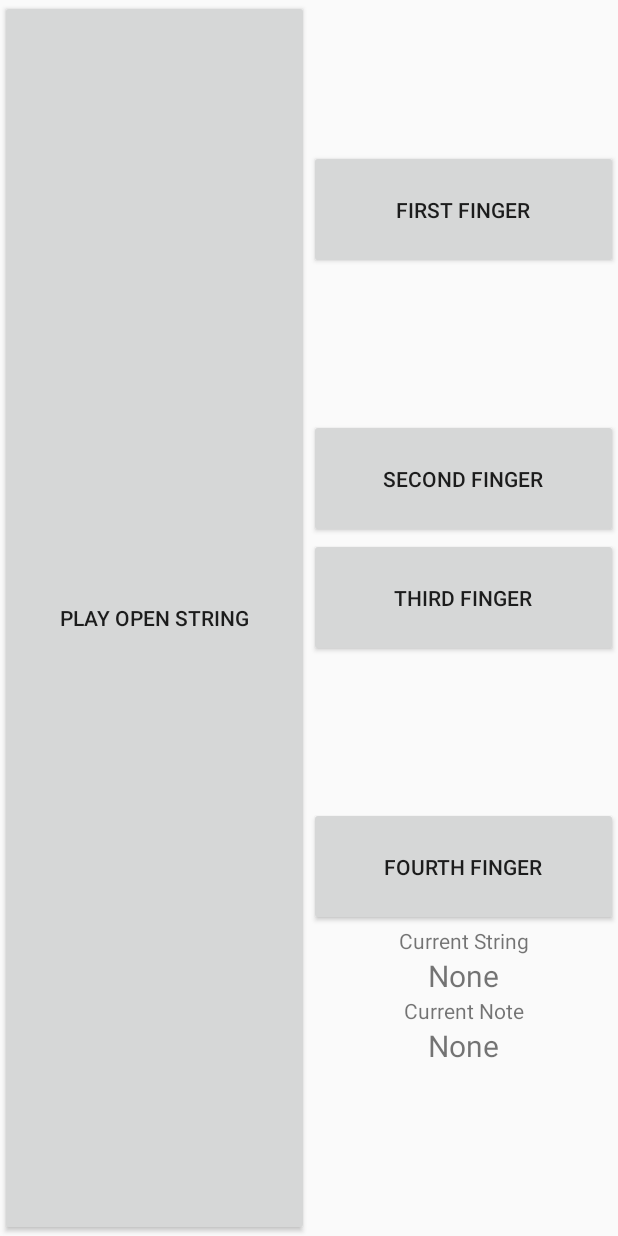
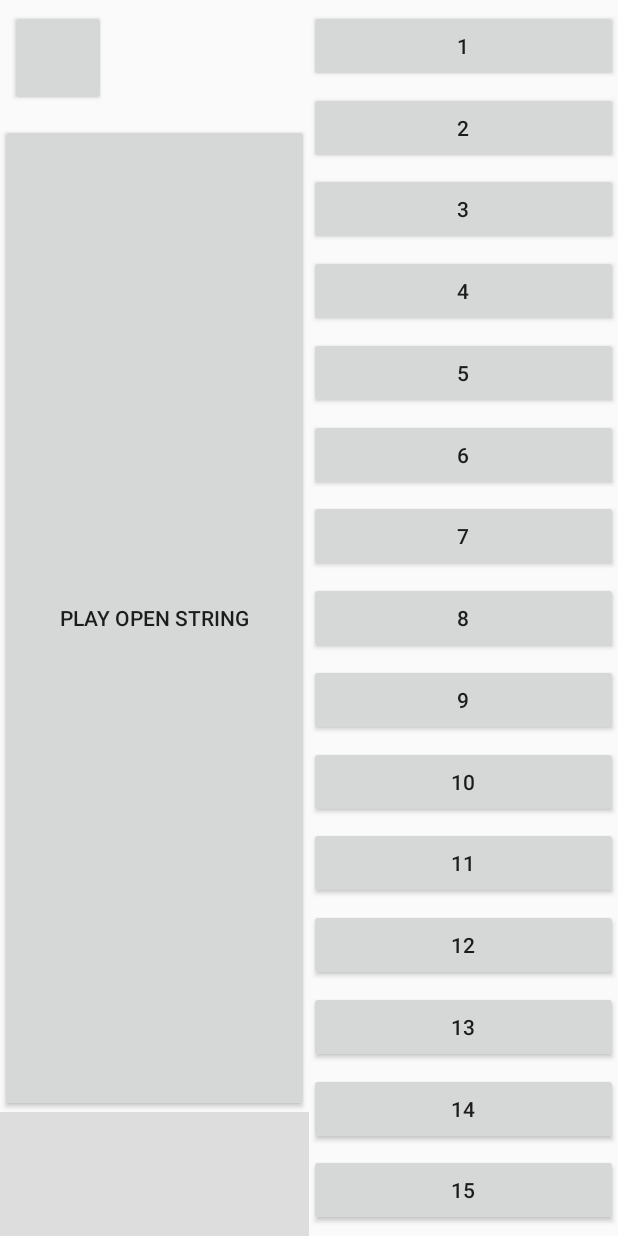
Before and after one commit to kash-patel/Violinistica, an Android app: the layout activity_main.xml on its own in the app's theme, with its tools: preview values and no code run, on a phone screen of 412 x 824 dp. Run offline under Robolectric (Android 15) with nearby library versions, the phone set to English and light mode, and no system bars.

```diff
--- a/app/build.gradle
+++ b/app/build.gradle
@@ -31,4 +31,5 @@ dependencies {
     testImplementation 'junit:junit:4.13'
     androidTestImplementation 'androidx.test.ext:junit:1.1.1'
     androidTestImplementation 'androidx.test.espresso:espresso-core:3.2.0'
+    implementation 'com.google.android.material:material:1.1.0'
 }
--- /dev/null
+++ b/app/src/main/java/com/kashithekash/testapp/Calibrate.java
@@ -0,0 +1,4 @@
+package com.kashithekash.testapp;
+
+public class Calibrate {
+}
--- /dev/null
+++ b/app/src/main/java/com/kashithekash/testapp/ChangeStringTiltRange.java
@@ -0,0 +1,4 @@
+package com.kashithekash.testapp;
+
+public class ChangeStringTiltRange {
+}
--- /dev/null
+++ b/app/src/main/java/com/kashithekash/testapp/ConfigureGUI.java
@@ -0,0 +1,4 @@
+package com.kashithekash.testapp;
+
+public class ConfigureGUI {
+}
--- /dev/null
+++ b/app/src/main/java/com/kashithekash/testapp/CustomiseMode.java
@@ -0,0 +1,4 @@
+package com.kashithekash.testapp;
+
+public class CustomiseMode {
+}
--- a/app/src/main/java/com/kashithekash/testapp/MainActivity.java
+++ b/app/src/main/java/com/kashithekash/testapp/MainActivity.java
@@ -24,14 +24,8 @@ import static android.view.View.*;
 public class MainActivity extends AppCompatActivity {
 
     // GUI stuff; this will all get prettified eventually
-    Button playOpenString;
-    Button firstFinger;
-    Button secondFinger;
-    Button thirdFinger;
-    Button fourthFinger;
-
-    TextView currentStringText;
-    TextView currentNoteText;
+    Button playOpenString, firstFinger, secondFinger, thirdFinger, fourthFinger;
+    TextView currentStringText, currentNoteText;
 
     // Sensor stuff
     SensorManager sensorManager;
@@ -69,7 +63,7 @@ public class MainActivity extends AppCompatActivity {
         sensorManager = (SensorManager) getSystemService(Context.SENSOR_SERVICE);
         rvSensor = sensorManager.getDefaultSensor(Sensor.TYPE_ROTATION_VECTOR);
 
-        playOpenString = (Button) findViewById(R.id.playOpenString);
+        playOpenString = (Button) findViewById(R.id.playOpenStringButton);
         firstFinger = (Button) findViewById(R.id.firstFinger);
         secondFinger = (Button) findViewById(R.id.secondFinger);
         thirdFinger = (Button) findViewById(R.id.thirdFinger);
--- /dev/null
+++ b/app/src/main/java/com/kashithekash/testapp/PlayMode.java
@@ -0,0 +1,4 @@
+package com.kashithekash.testapp;
+
+public class PlayMode {
+}
--- /dev/null
+++ b/app/src/main/java/com/kashithekash/testapp/PlayNotes.java
@@ -0,0 +1,4 @@
+package com.kashithekash.testapp;
+
+public class PlayNotes {
+}
--- a/app/src/main/res/layout/activity_main.xml
+++ b/app/src/main/res/layout/activity_main.xml
@@ -1,4 +1,5 @@
 <?xml version="1.0" encoding="utf-8"?>
+
 <LinearLayout xmlns:android="http://schemas.android.com/apk/res/android"
     xmlns:app="http://schemas.android.com/apk/res-auto"
     xmlns:tools="http://schemas.android.com/tools"
@@ -7,69 +8,194 @@
     android:orientation="horizontal"
     tools:context=".MainActivity">
 
-    <Button
-        android:id="@+id/playOpenString"
-        android:layout_weight="0.5"
-        android:layout_width="0dp"
-        android:layout_height="match_parent"
-        android:text="Play Open String"/>
-
-    <LinearLayout
-        android:layout_width="0dp"
+    <androidx.constraintlayout.widget.ConstraintLayout
+        android:id="@+id/noteButtonContainer"
+        android:layout_width="match_parent"
         android:layout_height="match_parent"
         android:layout_weight="0.5"
         android:orientation="vertical">
 
         <Button
-            android:id="@+id/firstFinger"
-            android:layout_width="match_parent"
+            android:id="@+id/modeToggleButton"
+            android:layout_width="64dp"
+            android:layout_height="64dp"
+            android:layout_marginLeft="10px"
+            android:layout_marginTop="10px"
+            app:layout_constraintLeft_toLeftOf="parent"
+            app:layout_constraintTop_toTopOf="parent"
+            />
+
+        <Button
+            android:id="@+id/playOpenStringButton"
+            android:layout_width="0dp"
+            android:layout_height="0dp"
+            android:text="Play Open String"
+            app:layout_constraintWidth_percent="0.5"
+            app:layout_constraintHeight_percent="0.8"
+            app:layout_constraintLeft_toLeftOf="parent"
+            app:layout_constraintTop_toTopOf="parent"
+            app:layout_constraintBottom_toBottomOf="parent"/>
+
+        <Button
+            android:id="@+id/noteButton1"
+            android:layout_width="0dp"
             android:layout_height="wrap_content"
-            android:layout_marginTop="100dp"
-            android:paddingVertical="30dp"
-            android:text="First Finger" />
+            android:text="1"
+            app:layout_constraintLeft_toRightOf="@id/playOpenStringButton"
+            app:layout_constraintRight_toRightOf="parent"
+            app:layout_constraintTop_toTopOf="parent"
+            app:layout_constraintBottom_toTopOf="@id/noteButton2"
+            />
+
         <Button
-            android:id="@+id/secondFinger"
-            android:layout_width="match_parent"
+            android:id="@+id/noteButton2"
+            android:layout_width="0dp"
             android:layout_height="wrap_content"
-            android:layout_marginTop="100dp"
-            android:paddingVertical="30dp"
-            android:text="Second Finger" />
+            android:text="2"
+            app:layout_constraintRight_toRightOf="parent"
+            app:layout_constraintLeft_toRightOf="@id/playOpenStringButton"
+            app:layout_constraintTop_toBottomOf="@id/noteButton1"
+            app:layout_constraintBottom_toTopOf="@id/noteButton3"/>
+
         <Button
-            android:id="@+id/thirdFinger"
-            android:layout_width="match_parent"
+            android:id="@+id/noteButton3"
+            android:layout_width="0dp"
             android:layout_height="wrap_content"
-            android:paddingVertical="30dp"
-            android:text="third Finger" />
+            android:text="3"
+            app:layout_constraintLeft_toRightOf="@id/playOpenStringButton"
+            app:layout_constraintRight_toRightOf="parent"
+            app:layout_constraintTop_toBottomOf="@id/noteButton2"
+            app:layout_constraintBottom_toTopOf="@id/noteButton4"/>
+
         <Button
-            android:id="@+id/fourthFinger"
-            android:layout_width="match_parent"
+            android:id="@+id/noteButton4"
+            android:layout_width="0dp"
             android:layout_height="wrap_content"
-            android:layout_marginTop="100dp"
-            android:paddingVertical="30dp"
-            android:text="Fourth Finger" />
-        <TextView
-            android:layout_width="match_parent"
+            android:text="4"
+            app:layout_constraintLeft_toRightOf="@id/playOpenStringButton"
+            app:layout_constraintRight_toRightOf="parent"
+            app:layout_constraintTop_toBottomOf="@id/noteButton3"
+            app:layout_constraintBottom_toTopOf="@id/noteButton5"/>
+
+        <Button
+            android:id="@+id/noteButton5"
+            android:layout_width="0dp"
             android:layout_height="wrap_content"
-            android:gravity="center"
-            android:text="Current String"/>
-        <TextView
-            android:id="@+id/currentViolinString"
-            android:layout_width="match_parent"
+            android:text="5"
+            app:layout_constraintLeft_toRightOf="@id/playOpenStringButton"
+            app:layout_constraintRight_toRightOf="parent"
+            app:layout_constraintTop_toBottomOf="@id/noteButton4"
+            app:layout_constraintBottom_toTopOf="@id/noteButton6"/>
+
+        <Button
+            android:id="@+id/noteButton6"
+            android:layout_width="0dp"
             android:layout_height="wrap_content"
-            android:gravity="center"
-            android:textSize="20dp"
-            android:text="None"/>
-        <TextView
-            android:layout_width="match_parent"
+            android:text="6"
+            app:layout_constraintLeft_toRightOf="@id/playOpenStringButton"
+            app:layout_constraintRight_toRightOf="parent"
+            app:layout_constraintTop_toBottomOf="@id/noteButton5"
+            app:layout_constraintBottom_toTopOf="@id/noteButton7"/>
+
+        <Button
+            android:id="@+id/noteButton7"
+            android:layout_width="0dp"
             android:layout_height="wrap_content"
-            android:gravity="center"
-            android:text="Current Note"/>
-        <TextView
-            android:id="@+id/currentNote"
-            android:layout_width="match_parent"
+            android:text="7"
+            app:layout_constraintLeft_toRightOf="@id/playOpenStringButton"
+            app:layout_constraintRight_toRightOf="parent"
+            app:layout_constraintTop_toBottomOf="@id/noteButton6"
+            app:layout_constraintBottom_toTopOf="@id/noteButton8"/>
+
+        <Button
+            android:id="@+id/noteButton8"
+            android:layout_width="0dp"
             android:layout_height="wrap_content"
-            android:gravity="center"
-            android:textSize="20dp"
-            android:text="None"/>
-    </LinearLayout>
+            android:text="8"
+            app:layout_constraintLeft_toRightOf="@id/playOpenStringButton"
+            app:layout_constraintRight_toRightOf="parent"
+            app:layout_constraintTop_toBottomOf="@id/noteButton7"
+            app:layout_constraintBottom_toTopOf="@id/noteButton9"/>
+
+        <Button
+            android:id="@+id/noteButton9"
+            android:layout_width="0dp"
+            android:layout_height="wrap_content"
+            android:text="9"
+            app:layout_constraintLeft_toRightOf="@id/playOpenStringButton"
+            app:layout_constraintRight_toRightOf="parent"
+            app:layout_constraintTop_toBottomOf="@id/noteButton8"
+            app:layout_constraintBottom_toTopOf="@id/noteButton10" />
+
+        <Button
+            android:id="@+id/noteButton10"
+            android:layout_width="0dp"
+            android:layout_height="wrap_content"
+            android:text="10"
+            app:layout_constraintLeft_toRightOf="@id/playOpenStringButton"
+            app:layout_constraintRight_toRightOf="parent"
+            app:layout_constraintTop_toBottomOf="@id/noteButton9"
+            app:layout_constraintBottom_toTopOf="@id/noteButton11" />
+
+        <Button
+            android:id="@+id/noteButton11"
+            android:layout_width="0dp"
+            android:layout_height="wrap_content"
+            android:text="11"
+            app:layout_constraintLeft_toRightOf="@id/playOpenStringButton"
+            app:layout_constraintRight_toRightOf="parent"
+            app:layout_constraintTop_toBottomOf="@id/noteButton10"
+            app:layout_constraintBottom_toTopOf="@id/noteButton12"/>
+
+        <Button
+            android:id="@+id/noteButton12"
+            android:layout_width="0dp"
+            android:layout_height="wrap_content"
+            android:text="12"
+            app:layout_constraintLeft_toRightOf="@id/playOpenStringButton"
+            app:layout_constraintRight_toRightOf="parent"
+            app:layout_constraintTop_toBottomOf="@id/noteButton11"
+            app:layout_constraintBottom_toTopOf="@id/noteButton13" />
+
+        <Button
+            android:id="@+id/noteButton13"
+            android:layout_width="0dp"
+            android:layout_height="wrap_content"
+            android:text="13"
+            app:layout_constraintLeft_toRightOf="@id/playOpenStringButton"
+            app:layout_constraintRight_toRightOf="parent"
+            app:layout_constraintTop_toBottomOf="@id/noteButton12"
+            app:layout_constraintBottom_toTopOf="@id/noteButton14" />
+
+        <Button
+            android:id="@+id/noteButton14"
+            android:layout_width="0dp"
+            android:layout_height="wrap_content"
+            android:text="14"
+            app:layout_constraintLeft_toRightOf="@id/playOpenStringButton"
+            app:layout_constraintRight_toRightOf="parent"
+            app:layout_constraintTop_toBottomOf="@id/noteButton13"
+            app:layout_constraintBottom_toTopOf="@id/noteButton15" />
+
+        <Button
+            android:id="@+id/noteButton15"
+            android:layout_width="0dp"
+            android:layout_height="wrap_content"
+            android:text="15"
+            app:layout_constraintLeft_toRightOf="@id/playOpenStringButton"
+            app:layout_constraintRight_toRightOf="parent"
+            app:layout_constraintTop_toBottomOf="@id/noteButton14"
+            app:layout_constraintBottom_toBottomOf="parent" />
+
+        <View
+            android:layout_width="0dp"
+            android:layout_height="0dp"
+            android:background="#fddd"
+            android:text="Tilt Indicator"
+            app:layout_constraintWidth_percent="0.5"
+            app:layout_constraintLeft_toLeftOf="parent"
+            app:layout_constraintBottom_toBottomOf="parent"
+            app:layout_constraintTop_toBottomOf="@id/playOpenStringButton"/>
+    </androidx.constraintlayout.widget.ConstraintLayout>
+
 </LinearLayout>
```
